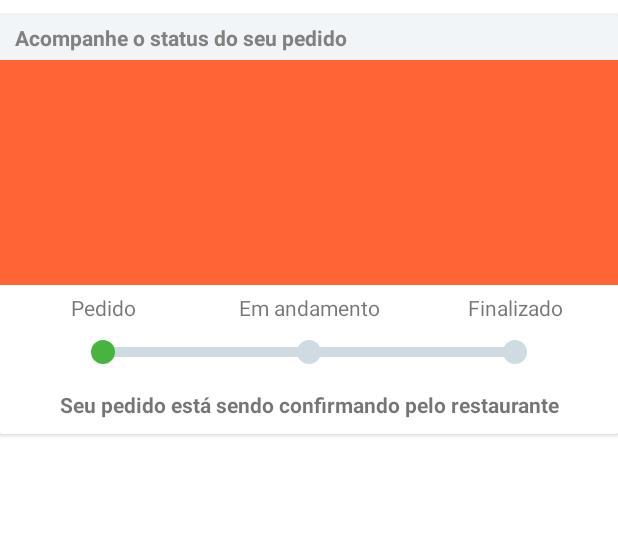
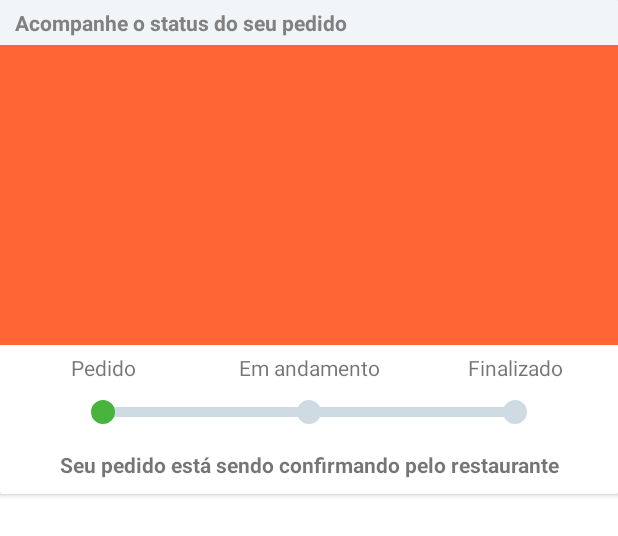
Before and after one commit to limallucas96/hoteliva, an Android app: the layout view_item_order_status.xml on its own in the app's theme, with its tools: preview values and no code run, on a phone screen of 412 x 824 dp. Shown: the top 536 px of the screen. Run offline under Robolectric (Android 15) with nearby library versions, the phone set to English and light mode, and no system bars.

Commit message:
status imageview fix

```diff
--- a/app/src/main/res/layout/fragment_oder_main.xml
+++ b/app/src/main/res/layout/fragment_oder_main.xml
@@ -32,6 +32,7 @@
 
         <android.support.v7.widget.RecyclerView
             android:id="@+id/recycle_view"
+            android:layout_marginTop="10dp"
             android:layout_width="match_parent"
             android:layout_height="wrap_content"
             tools:listitem="@layout/view_item_order_status">
--- a/app/src/main/res/layout/view_item_order_status.xml
+++ b/app/src/main/res/layout/view_item_order_status.xml
@@ -3,7 +3,6 @@
     xmlns:app="http://schemas.android.com/apk/res-auto"
     android:layout_width="match_parent"
     android:layout_height="wrap_content"
-    android:layout_marginTop="10dp"
     android:layout_marginBottom="10dp">
 
     <TextView
@@ -21,8 +20,9 @@
         <ImageView
             android:id="@+id/image"
             android:layout_width="match_parent"
-            android:layout_height="150dp"
+            android:layout_height="200dp"
             android:gravity="center_horizontal"
+            android:scaleType="fitXY"
             android:src="@color/colorAccent"
             android:text="@string/order_status_id_1" />
 
```
